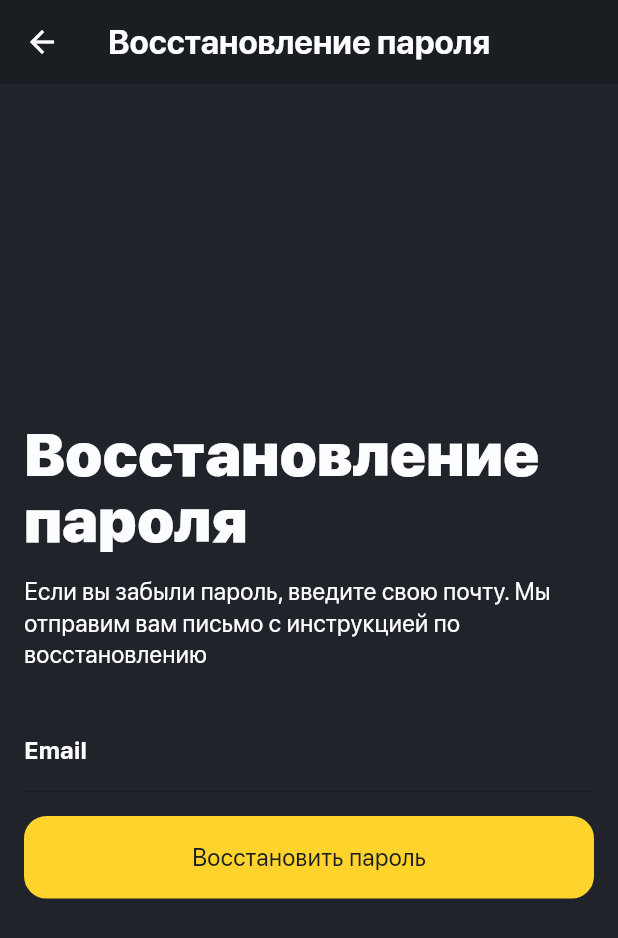
After one commit to McAr0v/dvij_flutter, a Flutter app: the ResetPasswordPage screen opened by its route, on a phone screen of 412 x 824 dp. The commit adds this screen. Shown: the top 938 px of the screen. Run offline on Flutter 3.47's test engine with Material 3 defaults, Android fonts, the phone set to English and light mode, and no system bars; our stand-ins replace firebase_auth, firebase_core, flutter_svg; accounts and stored records are empty; network calls fail; project files that could hold a hidden picture were left out.

Commit message:
Reset password complete

```diff
--- a/lib/main.dart
+++ b/lib/main.dart
@@ -1,4 +1,5 @@
 import 'package:dvij_flutter/screens/otherPages/privacy_policy_page.dart';
+import 'package:dvij_flutter/screens/profile/reset_password_page.dart';
 import 'package:flutter/material.dart';
 import 'package:provider/provider.dart';
 import 'app_state/appstate.dart';
@@ -34,6 +35,7 @@ class MyApp extends StatelessWidget {
         '/Places': (context) => const CustomNavContainer(initialTabIndex: 2),
         '/Promotions': (context) => const CustomNavContainer(initialTabIndex: 3),
         '/privacy_policy': (context) => const PrivacyPolicyPage(),
+        '/reset_password_page': (context) => const ResetPasswordPage(),
         // Другие маршруты вашего приложения
       },
     );
--- a/lib/screens/profile/registration_screen.dart
+++ b/lib/screens/profile/registration_screen.dart
@@ -61,6 +61,12 @@ class _RegistrationScreenState extends State<RegistrationScreen> {
         child: Column(
           mainAxisAlignment: MainAxisAlignment.center,
           children: [
+
+            Text('Регистрация', style: Theme.of(context).textTheme.titleLarge,),
+            const SizedBox(height: 15.0),
+            Text('Добро пожаловать в наше сообщество)', style: Theme.of(context).textTheme.bodyMedium,),
+            const SizedBox(height: 25.0),
+
             TextField(
               keyboardType: TextInputType.emailAddress,
               controller: emailController,
--- /dev/null
+++ b/lib/screens/profile/reset_password_page.dart
@@ -0,0 +1,96 @@
+import 'package:dvij_flutter/elements/custom_button.dart';
+import 'package:flutter/material.dart';
+import 'package:dvij_flutter/authentication/auth_with_email.dart';
+import 'package:dvij_flutter/elements/custom_snack_bar.dart';
+
+import '../../themes/app_colors.dart';
+
+class ResetPasswordPage extends StatefulWidget {
+  const ResetPasswordPage({super.key});
+
+
+  @override
+  _ResetPasswordPage createState() => _ResetPasswordPage();
+
+}
+
+class _ResetPasswordPage extends State<ResetPasswordPage> {
+
+  final AuthWithEmail authWithEmail = AuthWithEmail();
+  final TextEditingController emailController = TextEditingController();
+
+  void navigateToEvents() {
+    Navigator.pushNamedAndRemoveUntil(
+      context,
+      '/Events', // Название маршрута, которое вы задаете в MaterialApp
+          (route) => false,
+    );
+  }
+
+  void showSnackBar(String message, Color color) {
+    final snackBar = customSnackBar(message: message, backgroundColor: color);
+    ScaffoldMessenger.of(context).showSnackBar(snackBar);
+  }
+
+  @override
+  Widget build(BuildContext context) {
+    return Scaffold(
+      appBar: AppBar(
+        title: const Text('Восстановление пароля'),
+      ),
+      body: Padding(
+        padding: const EdgeInsets.all(16.0),
+        child: Column(
+          mainAxisAlignment: MainAxisAlignment.center,
+          children: [
+
+            Text('Восстановление пароля', style: Theme.of(context).textTheme.titleLarge,),
+            const SizedBox(height: 15.0),
+            Text('Если вы забыли пароль, введите свою почту. Мы отправим вам письмо с инструкцией по восстановлению', style: Theme.of(context).textTheme.bodyMedium,),
+            const SizedBox(height: 25.0),
+
+            TextField(
+              controller: emailController,
+              decoration: const InputDecoration(labelText: 'Email'),
+            ),
+            const SizedBox(height: 16.0),
+
+            CustomButton(
+                buttonText: 'Восстановить пароль',
+                onTapMethod: () async {
+
+                  String email = emailController.text;
+
+                  // Вход пользователя
+                  String? textMessage = await authWithEmail.resetPassword(email);
+
+                  if (textMessage != null) {
+
+                    if (textMessage == 'invalid-email') {
+                      showSnackBar('Неправильный формат почты. Проверьте правильность входа', AppColors.attentionRed);
+                    } else if (textMessage == 'user-not-found') {
+                      showSnackBar('Пользователь с таким Email не найден', AppColors.attentionRed);
+                    } else if (textMessage == 'too-many-requests') {
+                      showSnackBar('Слишком много попыток входа. Мы заблокировали вход с вашего устройства. Попробуйте войти позже.', AppColors.attentionRed);
+                    } else if (textMessage == 'missing-email') {
+                      showSnackBar('Вы не ввели почту', AppColors.attentionRed);
+                    } else if (textMessage == 'success') {
+                      showSnackBar('Инструкция по восстановлению пароля была отправлена на вашу электронную почту. Следуйте инструкции и восстановите пароль', Colors.green);
+                      navigateToEvents();
+                    } else {
+                      showSnackBar('Неизвестная нам ошибка( Попробуйте войти позже.', AppColors.attentionRed);
+                    }
+
+                  } else {
+
+                    showSnackBar('Что-то пошло не так. Попробуйте позже', AppColors.attentionRed);
+
+                  }
+                }
+            ),
+          ],
+        ),
+      ),
+    );
+  }
+}
```
Also changed, not shown: lib/authentication/auth_with_email.dart (+28 -0 lines), lib/screens/profile/login_screen.dart (+31 -1 lines).
